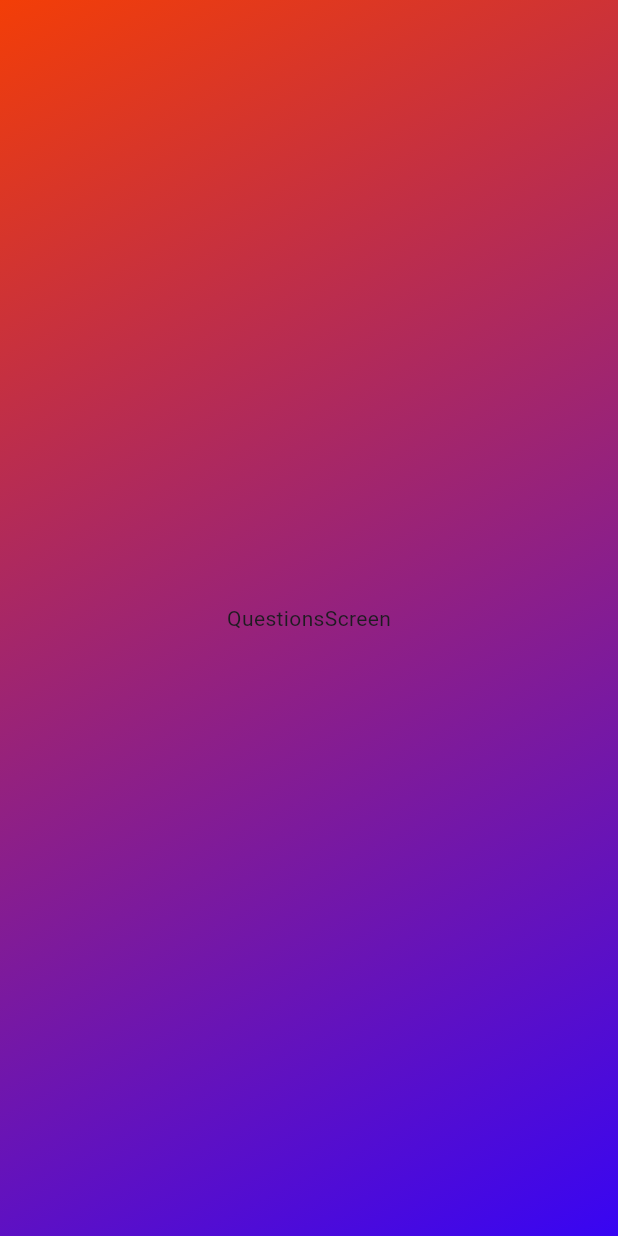
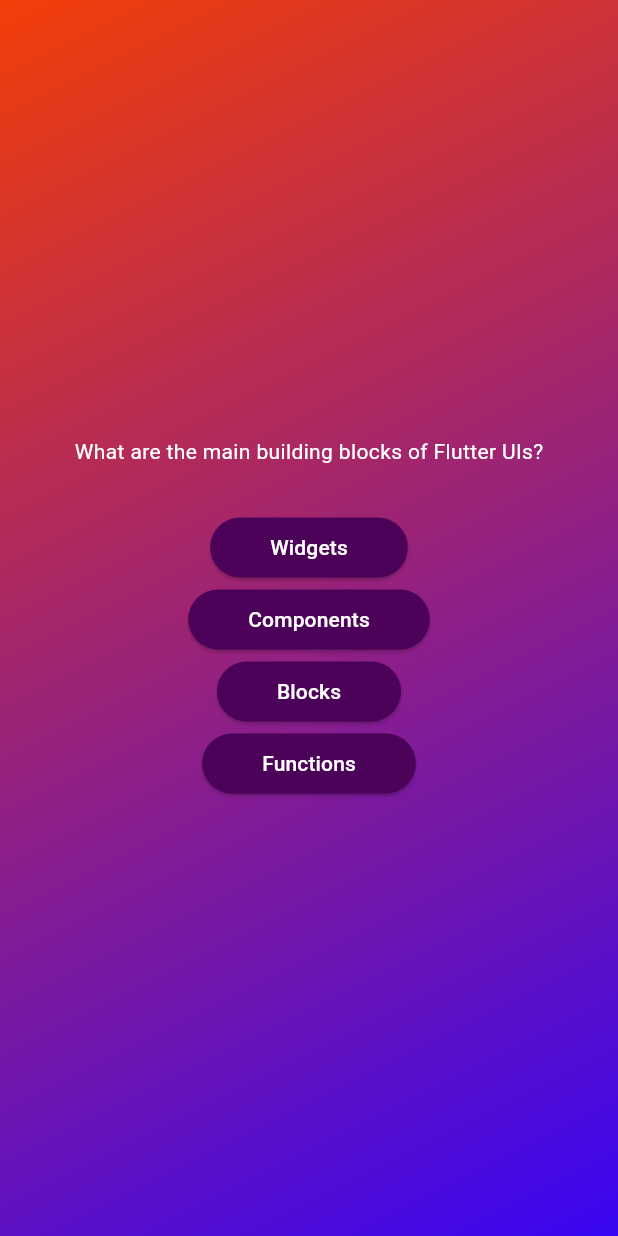
Before and after one commit to amadejsky/Mobile, a Flutter app: the screen it shows after launch, after a tap on "Start Quiz", on a phone screen of 412 x 824 dp. Run offline on Flutter 3.47's test engine with Material 3 defaults, Android fonts, the phone set to English and light mode, and no system bars.

Commit message:
reusable button for quiz-app created, dynamic q&a data gathering from fil displaying on widget and buttons as list elements

```diff
--- a/quiz_app_dart/quiz_app/assets/questions.dart
+++ b/quiz_app_dart/quiz_app/assets/questions.dart
@@ -1,4 +1,4 @@
-import 'package:adv_basics/models/quiz_question.dart';
+import 'package:quiz_app/models/quiz_question.dart';
 
 const questions = [
   QuizQuestion(
--- /dev/null
+++ b/quiz_app_dart/quiz_app/lib/answer_button.dart
@@ -0,0 +1,22 @@
+import 'package:flutter/material.dart';
+
+class AnswerButton extends StatelessWidget {
+  AnswerButton({super.key,required this.answerText,required this.onTap, });
+
+  final String answerText;
+  final void Function() onTap;
+
+  @override
+  Widget build(BuildContext context) {
+    return ElevatedButton(
+            onPressed: () {},
+            style: ElevatedButton.styleFrom(
+              padding: const EdgeInsets.symmetric(vertical: 10, horizontal: 40),
+              backgroundColor: const Color.fromARGB(255, 77, 2, 90),
+              foregroundColor: Colors.white,
+              shape: RoundedRectangleBorder(borderRadius: BorderRadius.circular(40)),
+            ),
+            child: Text(answerText),
+            );
+  }
+}
--- a/quiz_app_dart/quiz_app/lib/questions_screen.dart
+++ b/quiz_app_dart/quiz_app/lib/questions_screen.dart
@@ -1,4 +1,6 @@
 import 'package:flutter/material.dart';
+import 'package:quiz_app/answer_button.dart';
+import 'package:quiz_app/data/questions.dart';
 
 class QuestionsScreen extends StatefulWidget {
   const QuestionsScreen({super.key});
@@ -11,6 +13,24 @@ class QuestionsScreen extends StatefulWidget {
 class _QuestionsScreenState extends State<QuestionsScreen> {
   @override
   Widget build(context){
-    return Center(child: Text('QuestionsScreen'));
+    final currentQuestion = questions[0];
+    return SizedBox(
+      width: double.infinity,
+      child: Column(
+        mainAxisAlignment: MainAxisAlignment.center,
+        children: [
+          Text(
+            currentQuestion.text,
+            style: const TextStyle(
+            color: Colors.white,
+          ),),
+          const SizedBox(height: 30),
+          AnswerButton(answerText: currentQuestion.answers[0], onTap:() {}),
+          AnswerButton(answerText: currentQuestion.answers[1], onTap:() {}),
+          AnswerButton(answerText: currentQuestion.answers[2], onTap:() {}),
+          AnswerButton(answerText: currentQuestion.answers[3], onTap:() {}),
+        ],
+      ),
+    );
   }
 }
```
